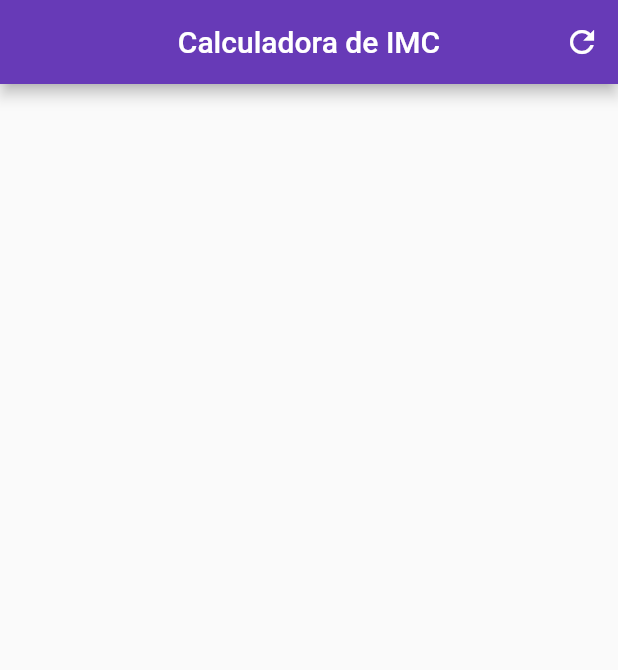
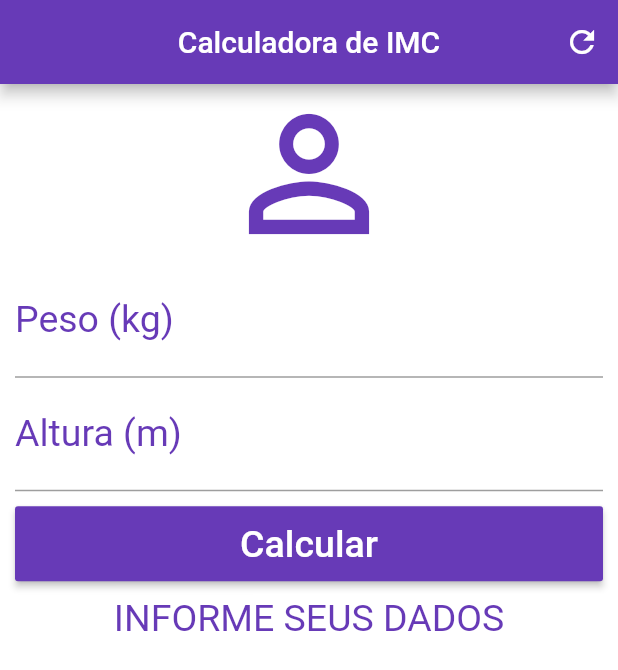
Before and after one commit to jerickleandro/calculadoraImcFlutter, a Flutter app: the screen it shows after launch, after a tap on the "refresh" icon, on a phone screen of 412 x 824 dp. Shown: the top 670 px of the screen. Run offline on Flutter 3.47's test engine with Material 2 defaults, Android fonts, the phone set to English and light mode, and no system bars.

Commit message:
Body add - Field wheithg and height - function refresh button

```diff
--- a/lib/main.dart
+++ b/lib/main.dart
@@ -1,7 +1,6 @@
 import 'package:flutter/material.dart';
 
-
-void main(){
+void main() {
   runApp(MaterialApp(
     home: Home(),
   ));
@@ -13,6 +12,18 @@ class Home extends StatefulWidget {
 }
 
 class _HomeState extends State<Home> {
+  String _infoText = "INFORME SEUS DADOS";
+
+  TextEditingController weigthController = TextEditingController();
+  TextEditingController heigthController = TextEditingController();
+
+  void _resetFields(){
+    weigthController.text = "";
+    heigthController.text = "";
+
+    _infoText = "INFORME SEUS DADOS";
+  }
+
   @override
   Widget build(BuildContext context) {
     return Scaffold(
@@ -21,13 +32,59 @@ class _HomeState extends State<Home> {
         centerTitle: true,
         backgroundColor: Colors.deepPurple,
         actions: <Widget>[
-          IconButton(icon: Icon(Icons.refresh),
-          onPressed: () {},
+          IconButton(
+            icon: Icon(Icons.refresh),
+            onPressed: _resetFields,
           )
-
         ],
       ),
-
+      backgroundColor: Colors.white,
+      body: SingleChildScrollView(
+        padding: EdgeInsets.fromLTRB(10.0, 0.0, 10.0, 0.0),
+        child: Column(
+          crossAxisAlignment: CrossAxisAlignment.stretch,
+          children: <Widget>[
+            Icon(Icons.person_outline, size: 120.0, color: Colors.deepPurple),
+            TextField(
+              keyboardType: TextInputType.number,
+              decoration: InputDecoration(
+                  labelText: "Peso (kg)",
+                  labelStyle: TextStyle(color: Colors.deepPurple)),
+              textAlign: TextAlign.center,
+              style: TextStyle(color: Colors.deepPurple, fontSize: 25.0),
+              controller: weigthController,
+            ),
+            TextField(
+              keyboardType: TextInputType.number,
+              decoration: InputDecoration(
+                  labelText: "Altura (m)",
+                  labelStyle: TextStyle(color: Colors.deepPurple)),
+              textAlign: TextAlign.center,
+              style: TextStyle(color: Colors.deepPurple, fontSize: 25.0),
+              controller: heigthController,
+            ),
+            Padding(
+              padding: EdgeInsets.only(top: 10.0, bottom: 10.0),
+              child: Container(
+                height: 50.0,
+                child: RaisedButton(
+                  onPressed: () {},
+                  child: Text(
+                    "Calcular",
+                    style: TextStyle(color: Colors.white, fontSize: 25.0),
+                  ),
+                  color: Colors.deepPurple,
+                ),
+              ),
+            ),
+            Text(
+              _infoText,
+              textAlign: TextAlign.center,
+              style: TextStyle(color: Colors.deepPurple, fontSize: 25.0),
+            )
+          ],
+        ),
+      ),
     );
   }
 }
```
